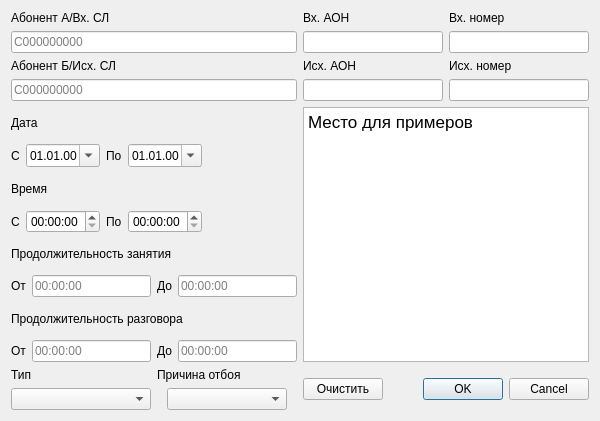
Old version of the form filterdialog.ui in the repository Genrikh302/MTA.
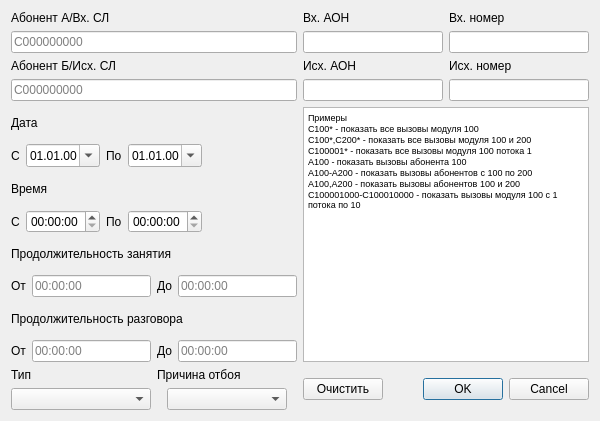
New version of the form.

Diff of the .ui file:
```diff
--- a/filterdialog.ui
+++ b/filterdialog.ui
@@ -382,7 +382,17 @@
 &lt;html&gt;&lt;head&gt;&lt;meta name=&quot;qrichtext&quot; content=&quot;1&quot; /&gt;&lt;style type=&quot;text/css&quot;&gt;
 p, li { white-space: pre-wrap; }
 &lt;/style&gt;&lt;/head&gt;&lt;body style=&quot; font-family:'Sans Serif'; font-size:9pt; font-weight:400; font-style:normal;&quot;&gt;
-&lt;p style=&quot; margin-top:0px; margin-bottom:0px; margin-left:0px; margin-right:0px; -qt-block-indent:0; text-indent:0px;&quot;&gt;&lt;span style=&quot; font-family:'.Helvetica Neue DeskInterface'; font-size:13pt;&quot;&gt;Место для примеров&lt;/span&gt;&lt;/p&gt;&lt;/body&gt;&lt;/html&gt;</string>
+&lt;p style=&quot; margin-top:0px; margin-bottom:0px; margin-left:0px; margin-right:0px; -qt-block-indent:0; text-indent:0px;&quot;&gt;&lt;span style=&quot; font-family:'.Helvetica Neue DeskInterface'; font-size:7pt;&quot;&gt;Примеры&lt;/span&gt;&lt;/p&gt;
+&lt;p style=&quot; margin-top:0px; margin-bottom:0px; margin-left:0px; margin-right:0px; -qt-block-indent:0; text-indent:0px;&quot;&gt;&lt;span style=&quot; font-family:'.Helvetica Neue DeskInterface'; font-size:7pt;&quot;&gt;С100* - показать все вызовы модуля 100&lt;/span&gt;&lt;/p&gt;
+&lt;p style=&quot; margin-top:0px; margin-bottom:0px; margin-left:0px; margin-right:0px; -qt-block-indent:0; text-indent:0px;&quot;&gt;&lt;span style=&quot; font-family:'.Helvetica Neue DeskInterface'; font-size:7pt;&quot;&gt;С100*,С200* - показать все вызовы модуля 100 и 200&lt;/span&gt;&lt;/p&gt;
+&lt;p style=&quot; margin-top:0px; margin-bottom:0px; margin-left:0px; margin-right:0px; -qt-block-indent:0; text-indent:0px;&quot;&gt;&lt;span style=&quot; font-family:'.Helvetica Neue DeskInterface'; font-size:7pt;&quot;&gt;C100001* - показать все вызовы модуля 100 потока 1&lt;/span&gt;&lt;/p&gt;
+&lt;p style=&quot; margin-top:0px; margin-bottom:0px; margin-left:0px; margin-right:0px; -qt-block-indent:0; text-indent:0px;&quot;&gt;&lt;span style=&quot; font-family:'.Helvetica Neue DeskInterface'; font-size:7pt;&quot;&gt;A100 - показать вызовы абонента 100&lt;/span&gt;&lt;/p&gt;
+&lt;p style=&quot; margin-top:0px; margin-bottom:0px; margin-left:0px; margin-right:0px; -qt-block-indent:0; text-indent:0px;&quot;&gt;&lt;span style=&quot; font-family:'.Helvetica Neue DeskInterface'; font-size:7pt;&quot;&gt;A100-A200 - показать вызовы абонентов с 100 по 200&lt;/span&gt;&lt;/p&gt;
+&lt;p style=&quot; margin-top:0px; margin-bottom:0px; margin-left:0px; margin-right:0px; -qt-block-indent:0; text-indent:0px;&quot;&gt;&lt;span style=&quot; font-family:'.Helvetica Neue DeskInterface'; font-size:7pt;&quot;&gt;A100,A200 - показать вызовы абонентов 100 и 200&lt;/span&gt;&lt;/p&gt;
+&lt;p style=&quot; margin-top:0px; margin-bottom:0px; margin-left:0px; margin-right:0px; -qt-block-indent:0; text-indent:0px;&quot;&gt;&lt;span style=&quot; font-family:'.Helvetica Neue DeskInterface'; font-size:7pt;&quot;&gt;С100001000-С100010000 - показать вызовы модуля 100 с 1 потока по 10&lt;/span&gt;&lt;/p&gt;&lt;/body&gt;&lt;/html&gt;</string>
+     </property>
+     <property name="placeholderText">
+      <string/>
      </property>
     </widget>
    </item>
```
Left out of the diff: 392 changed lines with no effect on the pictures.
